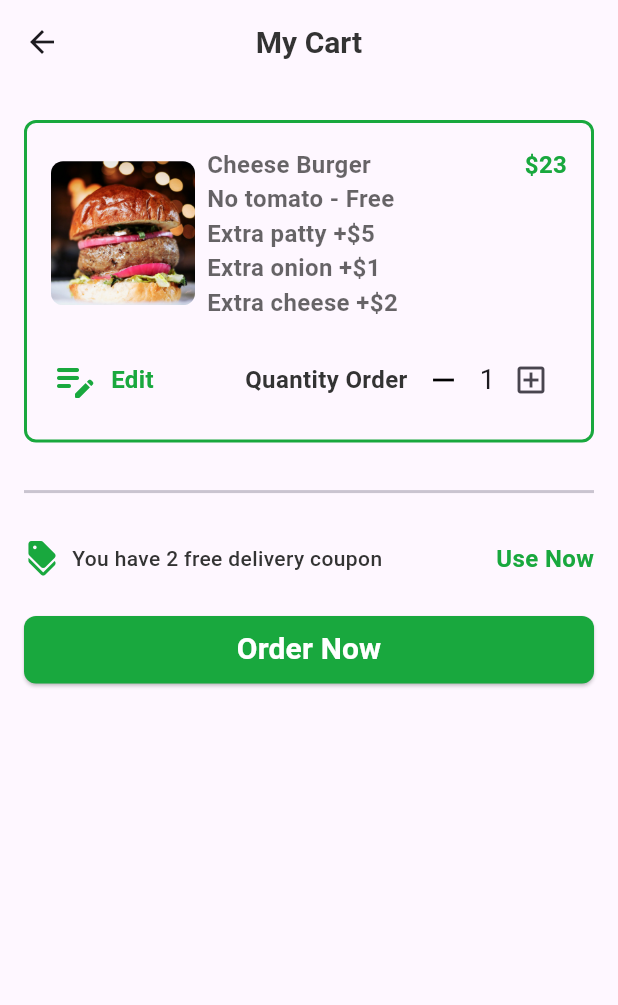
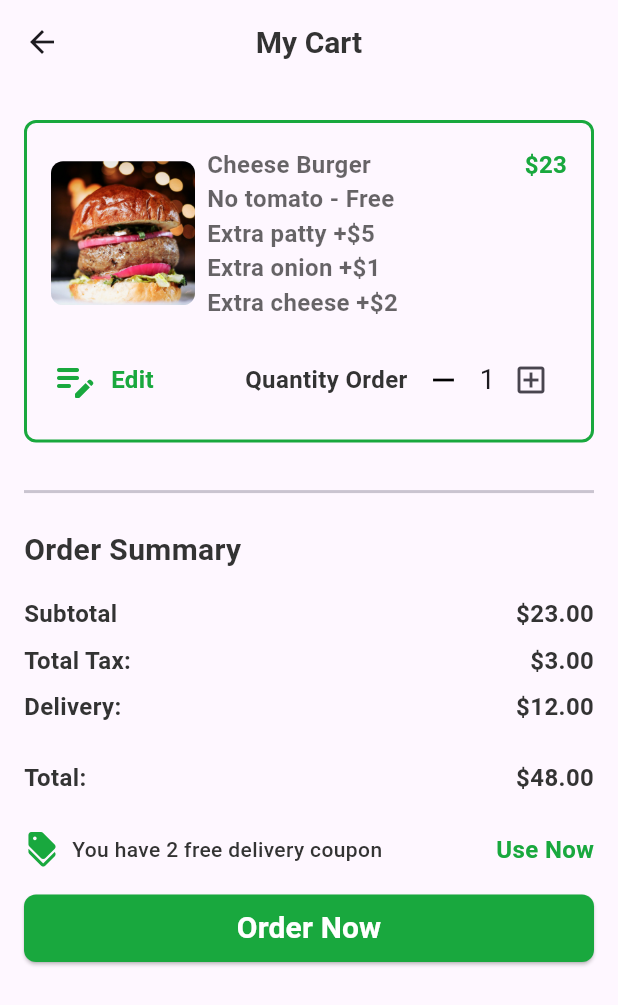
Before and after one commit to MahmoudYasserElbanna/MakanGes_Projcet, a Flutter app: the MyCartViewBody screen opened directly, on a phone screen of 412 x 824 dp. Shown: the top 1005 px of the screen. Run offline on Flutter 3.47's test engine with Material 3 defaults, Android fonts, the phone set to English and light mode, and no system bars; our stand-ins replace font_awesome_flutter, go_router, google_nav_bar.

Commit message:
finish my cart view

```diff
--- a/lib/features/checkout/presentation/view/widgets/my_cart_view_body.dart
+++ b/lib/features/checkout/presentation/view/widgets/my_cart_view_body.dart
@@ -4,6 +4,7 @@ import 'package:makanges_app/core/utils/styles.dart';
 import 'package:makanges_app/core/widgets/custom_elevated_button.dart';
 import 'package:makanges_app/features/checkout/presentation/view/widgets/cart_item.dart';
 import 'package:makanges_app/features/checkout/presentation/view/widgets/order_coupon.dart';
+import 'package:makanges_app/features/checkout/presentation/view/widgets/order_summary_body.dart';
 
 class MyCartViewBody extends StatefulWidget {
   const MyCartViewBody({super.key});
@@ -45,9 +46,16 @@ class _MyCartViewBodyState extends State<MyCartViewBody> {
               ),
               SizedBox(height: MediaQuery.of(context).size.height * 0.03),
               const Divider(thickness: 2),
+              SizedBox(height: MediaQuery.of(context).size.height * 0.02),
+              const Text(
+                'Order Summary',
+                style: Styles.textStyle20,
+              ),
+              SizedBox(height: MediaQuery.of(context).size.height * 0.02),
+              const OrderSummaryBody(),
               SizedBox(height: MediaQuery.of(context).size.height * 0.03),
               const OrderCoupon(),
-              SizedBox(height: MediaQuery.of(context).size.height * 0.03),
+              SizedBox(height: MediaQuery.of(context).size.height * 0.02),
               CustomElevatedButton(label: 'Order Now', onPressed: () {})
             ],
           ),
--- /dev/null
+++ b/lib/features/checkout/presentation/view/widgets/order_price_custom_text.dart
@@ -0,0 +1,27 @@
+import 'package:flutter/material.dart';
+import 'package:makanges_app/core/utils/styles.dart';
+
+class OrderPriceSummary extends StatelessWidget {
+  const OrderPriceSummary({
+    super.key,
+    required this.text,
+    required this.value,
+  });
+  final String text, value;
+  @override
+  Widget build(BuildContext context) {
+    return Row(
+      mainAxisAlignment: MainAxisAlignment.spaceBetween,
+      children: [
+        Text(
+          text,
+          style: Styles.textStyle16,
+        ),
+        Text(
+          value,
+          style: Styles.textStyle16,
+        ),
+      ],
+    );
+  }
+}
--- /dev/null
+++ b/lib/features/checkout/presentation/view/widgets/order_summary_body.dart
@@ -0,0 +1,32 @@
+import 'package:flutter/material.dart';
+import 'package:makanges_app/features/checkout/presentation/view/widgets/order_price_custom_text.dart';
+
+class OrderSummaryBody extends StatelessWidget {
+  const OrderSummaryBody({super.key});
+
+  @override
+  Widget build(BuildContext context) {
+    return const Column(children: [
+      OrderPriceSummary(
+        text: 'Subtotal',
+        value: r'$23.00',
+      ),
+      SizedBox(height: 8),
+      OrderPriceSummary(
+        text: 'Total Tax:  ',
+        value: r'$3.00',
+      ),
+      SizedBox(height: 8),
+      OrderPriceSummary(
+        text: 'Delivery: ',
+        value: r'$12.00',
+      ),
+      SizedBox(height: 8),
+      SizedBox(height: 16),
+      OrderPriceSummary(
+        text: 'Total: ',
+        value: r'$48.00',
+      ),
+    ]);
+  }
+}
```
